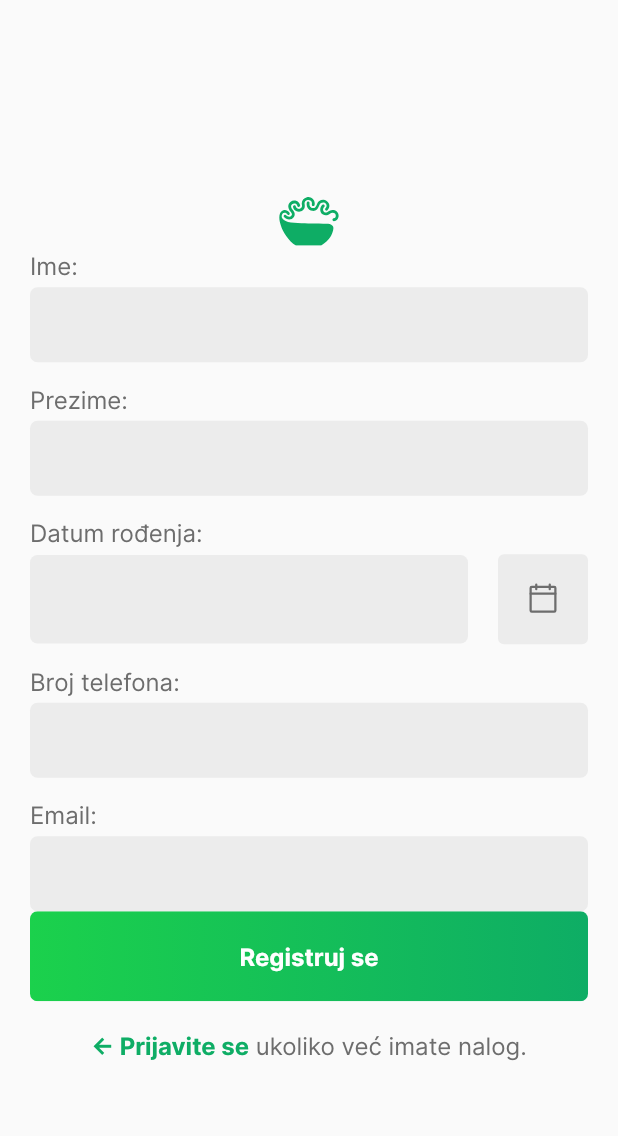
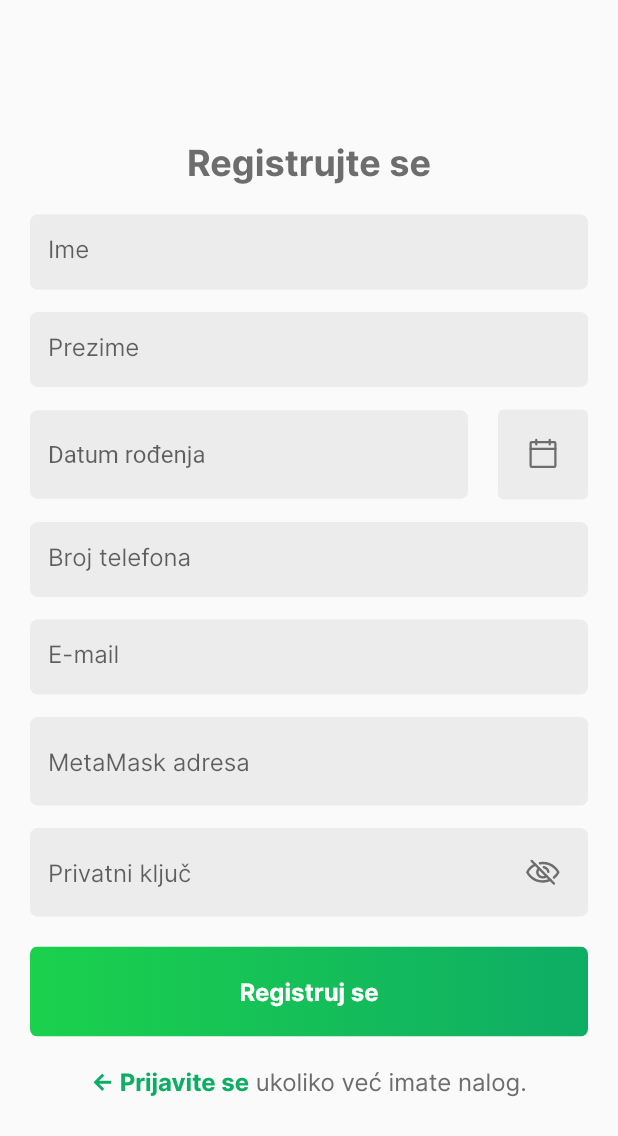
Before and after one commit to velfel-krunoslav/Catalyst, a Flutter app: the screen it shows after launch, after a tap on "Registracija", on a phone screen of 412 x 824 dp. Shown: the top 1136 px of the screen. Run offline on Flutter 3.47's test engine with Material 2 defaults, Android fonts, the phone set to English and light mode, and no system bars; our stand-ins replace carousel_slider, flutter_svg, progress_indicators, shared_preferences, sticky_headers; missing offline and left inert: fraction, web3dart; project files that could hold a hidden picture were left out.

Commit message:
#34 Added performPayment() function in internals.dart; Major Frontend Fixes

```diff
--- a/src/frontend_mobile/lib/config.dart
+++ b/src/frontend_mobile/lib/config.dart
@@ -19,7 +19,7 @@ const double PRODUCT_ENTRY_HEIGHT = 200;
 const double CATEGORY_HEIGHT = 126;
 const String CURRENCY = '€';
 
-
 /* GLOBALS: */
-const PRIVATE_KEY = "5a3fc3671f821e2ec723b3649453b7d706c4f272da6e401247c1319ba8da60ba";
-const HOST = "192.168.0.198:7545";
+const PRIVATE_KEY =
+    "cd33a998c64f5a8ce6eb40f6fc1483d065b6599eb6f10e60f51768cddb6c43be";
+const HOST = "192.168.1.8:7545";
--- a/src/frontend_mobile/lib/main.dart
+++ b/src/frontend_mobile/lib/main.dart
@@ -1,11 +1,76 @@
+import 'dart:async';
 import 'package:flutter/material.dart';
+import 'package:flutter_svg/flutter_svg.dart';
+import 'package:frontend_mobile/config.dart';
 import 'package:frontend_mobile/internals.dart';
+import 'package:frontend_mobile/models/productsModel.dart';
 import 'package:frontend_mobile/pages/consumer_home.dart';
 import 'package:frontend_mobile/pages/welcome.dart';
+import 'package:provider/provider.dart';
 
-import 'package:provider/provider.dart';
-import 'pages/product_entry_listing.dart';
+main() {
+  WidgetsFlutterBinding.ensureInitialized();
 
-void main() {
-  runApp(MaterialApp(home: Welcome()));
+  Prefs.instance.containsKey('privateKey').then((value) {
+    runApp(MaterialApp(
+      home: MyApp(value),
+    ));
+  });
 }
+
+class MyApp extends StatefulWidget {
+  final bool isLoggedIn;
+  MyApp(this.isLoggedIn);
+  @override
+  State<StatefulWidget> createState() {
+    return MyAppState(this.isLoggedIn);
+  }
+}
+
+class MyAppState extends State<MyApp> {
+  bool isLoggedIn = false;
+  MyAppState(this.isLoggedIn);
+
+  @override
+  Widget build(BuildContext context) {
+    return MaterialApp(home: isLoggedIn ? Skip() : Welcome());
+  }
+}
+
+class Skip extends StatefulWidget {
+  @override
+  _SkipState createState() => _SkipState();
+}
+
+class _SkipState extends State<Skip> {
+  @override
+  void initState() {
+    super.initState();
+    Timer.run(() {
+      Navigator.push(
+        context,
+        MaterialPageRoute(
+            builder: (context) => new ChangeNotifierProvider(
+                create: (context) => ProductsModel(),
+                child: ConsumerHomePage())),
+      );
+    });
+  }
+
+  @override
+  Widget build(BuildContext context) {
+    return Scaffold(
+      body: Center(
+        child: ShaderMask(
+          child: SvgPicture.asset('assets/icons/KotaricaLogomark.svg'),
+          shaderCallback: (Rect bounds) {
+            return LinearGradient(
+                colors: [Color(MINT), Color(TEAL)],
+                stops: [0.4, 0.6]).createShader(bounds);
+          },
+          blendMode: BlendMode.srcATop,
+        ),
+      ),
+    );
+  }
+}
--- a/src/frontend_mobile/lib/pages/blank_page.dart
+++ b/src/frontend_mobile/lib/pages/blank_page.dart
@@ -9,8 +9,6 @@ import 'package:carousel_slider/carousel_slider.dart';
 class Blank extends StatelessWidget {
   @override
   Widget build(BuildContext context) {
-    return SafeArea(
-      child:  Container()
-    );
+    return SafeArea(child: Container());
   }
 }
--- a/src/frontend_mobile/lib/pages/sign_up.dart
+++ b/src/frontend_mobile/lib/pages/sign_up.dart
@@ -22,18 +22,15 @@ class SignUp extends StatelessWidget {
                     width: MediaQuery.of(context).size.width - 40,
                     child: Column(children: <Widget>[
                       Padding(
-                        padding: EdgeInsets.fromLTRB(50.0, 50.0, 50.0, 0.0),
+                        padding: EdgeInsets.fromLTRB(50.0, 0.0, 50.0, 0.0),
                       ),
-                      SvgPicture.asset('assets/icons/KotaricaLogomark.svg',
-                          color: Color(TEAL), height: 40.0, width: 40.0),
-                      Row(children: <Widget>[
-                        Text('Ime:',
+                      Text('Registrujte se',
                           style: TextStyle(
                               fontFamily: 'Inter',
-                                color: Color(DARK_GREY),
-                                fontSize: 16)),
-                      ]),
-                      SizedBox(height: 5.0),
+                              fontSize: 24,
+                              fontWeight: FontWeight.w800,
+                              color: Color(DARK_GREY))),
+                      SizedBox(height: 20),
                       Container(
                         height: 50.0,
                         child: TextField(
@@ -42,22 +39,16 @@ class SignUp extends StatelessWidget {
                               fontFamily: 'Inter',
                               fontSize: 16),
                           decoration: InputDecoration(
+                            hintText: 'Ime',
                             filled: true,
                             fillColor: Color(LIGHT_GREY),
                             border: OutlineInputBorder(
                                 borderSide: BorderSide.none,
-                                  borderRadius: BorderRadius.circular(5.0))),
+                                borderRadius: BorderRadius.circular(5.0)),
+                          ),
                         ),
                       ),
                       SizedBox(height: 15.0),
-                      Row(children: <Widget>[
-                        Text('Prezime:',
-                            style: TextStyle(
-                                fontFamily: 'Inter',
-                                color: Color(DARK_GREY),
-                                fontSize: 16)),
-                      ]),
-                      SizedBox(height: 5.0),
                       Container(
                         height: 50.0,
                         child: TextField(
@@ -66,34 +57,18 @@ class SignUp extends StatelessWidget {
                               fontFamily: 'Inter',
                               fontSize: 16),
                           decoration: InputDecoration(
+                            hintText: 'Prezime',
                             filled: true,
                             fillColor: Color(LIGHT_GREY),
                             border: OutlineInputBorder(
                                 borderSide: BorderSide.none,
-                                  borderRadius: BorderRadius.circular(5.0))),
+                                borderRadius: BorderRadius.circular(5.0)),
+                          ),
                         ),
                       ),
                       SizedBox(height: 15.0),
-                      Row(
-                        children: [
-                          Text('Datum rođenja:',
-                              style: TextStyle(
-                                  fontFamily: 'Inter',
-                                  color: Color(DARK_GREY),
-                                  fontSize: 16)),
-                        ],
-                      ),
-                      SizedBox(height: 5.0),
                       DatePickerPopup(),
                       SizedBox(height: 15.0),
-                      Row(children: <Widget>[
-                        Text('Broj telefona:',
-                            style: TextStyle(
-                                fontFamily: 'Inter',
-                                color: Color(DARK_GREY),
-                                fontSize: 16)),
-                      ]),
-                      SizedBox(height: 5.0),
                       Container(
                         height: 50.0,
                         child: TextField(
@@ -102,22 +77,16 @@ class SignUp extends StatelessWidget {
                               fontFamily: 'Inter',
                               fontSize: 16),
                           decoration: InputDecoration(
+                            hintText: 'Broj telefona',
                             filled: true,
                             fillColor: Color(LIGHT_GREY),
                             border: OutlineInputBorder(
                                 borderSide: BorderSide.none,
-                                  borderRadius: BorderRadius.circular(5.0))),
+                                borderRadius: BorderRadius.circular(5.0)),
+                          ),
                         ),
                       ),
                       SizedBox(height: 15.0),
-                      Row(children: <Widget>[
-                        Text('Email:',
-                            style: TextStyle(
-                                fontFamily: 'Inter',
-                                color: Color(DARK_GREY),
-                                fontSize: 16)),
-                      ]),
-                      SizedBox(height: 5.0),
                       Container(
                         height: 50.0,
                         child: TextField(
@@ -126,23 +95,64 @@ class SignUp extends StatelessWidget {
                               fontFamily: 'Inter',
                               fontSize: 16),
                           decoration: InputDecoration(
+                            hintText: 'E-mail',
                             filled: true,
                             fillColor: Color(LIGHT_GREY),
                             border: OutlineInputBorder(
                                 borderSide: BorderSide.none,
-                                  borderRadius: BorderRadius.circular(5.0))),
+                                borderRadius: BorderRadius.circular(5.0)),
                           ),
                         ),
+                      ),
+                      SizedBox(height: 15.0),
+                      TextField(
+                          style: TextStyle(
+                              color: Color(DARK_GREY),
+                              fontFamily: 'Inter',
+                              fontSize: 16),
+                          decoration: InputDecoration(
+                              hintText: 'MetaMask adresa',
+                              filled: true,
+                              fillColor: Color(LIGHT_GREY),
+                              border: OutlineInputBorder(
+                                  borderSide: BorderSide.none,
+                                  borderRadius: BorderRadius.circular(5.0)))),
+                      SizedBox(height: 15.0),
+                      TextField(
+                        style: TextStyle(
+                            color: Color(DARK_GREY),
+                            fontFamily: 'Inter',
+                            fontSize: 16),
+                        decoration: InputDecoration(
+                          hintText: 'Privatni ključ',
+                          filled: true,
+                          fillColor: Color(LIGHT_GREY),
+                          border: OutlineInputBorder(
+                              borderSide: BorderSide.none,
+                              borderRadius: BorderRadius.circular(5.0)),
+                          suffixIcon: IconButton(
+                            padding: EdgeInsets.fromLTRB(0, 0, 12, 0),
+                            onPressed: () => {},
+                            icon: SvgPicture.asset(
+                              'assets/icons/EyeSlash.svg',
+                              color: Color(DARK_GREY),
+                              width: 24,
+                              height: 24,
+                            ),
+                          ),
+                        ),
+                      ),
+                      SizedBox(height: 20.0),
                       ButtonFill(
                         text: 'Registruj se',
                         onPressed: () {
                           Navigator.push(
                             context,
                             MaterialPageRoute(
-                                builder: (context) => new ChangeNotifierProvider(
+                                builder: (context) =>
+                                    new ChangeNotifierProvider(
                                         create: (context) => ProductsModel(),
-                                  child: ConsumerHomePage()
-                                )),
+                                        child: ConsumerHomePage())),
                           );
                         },
                       ),
@@ -170,9 +180,6 @@ class SignUp extends StatelessWidget {
                                   color: Color(DARK_GREY),
                                   fontSize: 16))
                         ],
-                      ),
-                      SizedBox(
-                        height: 40,
                       )
                     ])))));
   }
--- a/src/frontend_mobile/lib/pages/welcome.dart
+++ b/src/frontend_mobile/lib/pages/welcome.dart
@@ -6,6 +6,8 @@ import 'package:frontend_mobile/config.dart';
 import 'package:frontend_mobile/widgets.dart';
 import 'package:frontend_mobile/pages/login.dart';
 import 'package:frontend_mobile/pages/sign_up.dart';
+
+import 'package:frontend_mobile/internals.dart';
 
 class Welcome extends StatelessWidget {
   @override
--- a/src/frontend_mobile/lib/widgets.dart
+++ b/src/frontend_mobile/lib/widgets.dart
@@ -6,7 +6,6 @@ import 'package:flutter_svg/flutter_svg.dart';
 import 'package:frontend_mobile/config.dart';
 import 'package:frontend_mobile/internals.dart';
 import 'package:frontend_mobile/pages/product_reviews.dart';
-
 
 class ButtonFill extends TextButton {
   ButtonFill({VoidCallback onPressed, String text, String iconPath})
@@ -182,7 +181,7 @@ class _DatePickerState extends State<DatePickerPopup> {
         readOnly: true,
         decoration: InputDecoration(
           hintText: (_date == null)
-              ? ''
+              ? 'Datum rođenja'
               : _date.day.toString() +
                   '.' +
                   _date.month.toString() +
@@ -516,14 +515,12 @@ class SettingsOption extends StatelessWidget {
 }
 
 class ReviewWidget extends StatelessWidget {
-
   Review review;
 
   ReviewWidget({this.review});
 
   @override
   Widget build(BuildContext context) {
-
     return Column(
       children: [
         Row(
@@ -547,9 +544,7 @@ class ReviewWidget extends StatelessWidget {
             Column(
               crossAxisAlignment: CrossAxisAlignment.start,
               children: [
-                Padding(
-                    padding:
-                    EdgeInsets.only(left: 0, right: 16, top: 0)),
+                Padding(padding: EdgeInsets.only(left: 0, right: 16, top: 0)),
                 Text("Petar Nikolić",
                     style: TextStyle(
                         fontSize: 14,
@@ -560,12 +555,12 @@ class ReviewWidget extends StatelessWidget {
                   height: 5,
                 ),
                 Container(
-
                   child: Container(
-                    width: 200,
+                      width: 200,
                       child: Text(
-                        review.desc.length > 100 ? review.desc.substring(0, 100)+"...":
-                        review.desc,
+                        review.desc.length > 100
+                            ? review.desc.substring(0, 100) + "..."
+                            : review.desc,
                         style: TextStyle(
                           fontSize: 15,
                           fontFamily: 'Inter',
@@ -575,8 +570,8 @@ class ReviewWidget extends StatelessWidget {
               ],
             ),
             SizedBox(
-              //height: 100,
-            ),
+                //height: 100,
+                ),
             Spacer(),
             Column(
               children: [
@@ -585,18 +580,26 @@ class ReviewWidget extends StatelessWidget {
                   children: [
                     Wrap(
                       children: List.generate(review.rating, (index) {
-                        return SvgPicture.asset("assets/icons/StarFilled.svg",);
+                        return SvgPicture.asset(
+                          "assets/icons/StarFilled.svg",
+                        );
                       }),
                     ),
                     Wrap(
-                      children: List.generate(5 - review.rating.round(), (index) {
-                        return SvgPicture.asset("assets/icons/StarOutline.svg", color: Color(LIGHT_GREY));
+                      children:
+                          List.generate(5 - review.rating.round(), (index) {
+                        return SvgPicture.asset("assets/icons/StarOutline.svg",
+                            color: Color(LIGHT_GREY));
                       }),
                     ),
-                    SizedBox(width: 10,),
+                    SizedBox(
+                      width: 10,
+                    ),
                   ],
                 ),
-                SizedBox(height: 5,),
+                SizedBox(
+                  height: 5,
+                ),
                 Text("Pre 1 dan",
                     style: TextStyle(
                         fontSize: 14,
@@ -605,12 +608,11 @@ class ReviewWidget extends StatelessWidget {
                         color: Color(DARK_GREY))),
               ],
             ),
-
           ],
-
         ),
-
-         SizedBox(height: 20,)
+        SizedBox(
+          height: 20,
+        )
       ],
     );
   }
--- a/src/frontend_mobile/pubspec.yaml
+++ b/src/frontend_mobile/pubspec.yaml
@@ -15,6 +15,7 @@ dependencies:
   web_socket_channel: ^1.1.0
   http: ^0.12.1
   provider: ^4.1.3
+  shared_preferences: ^2.0.5
 
   flutter_svg: ^0.19.3
   cupertino_icons: ^1.0.2
```
Also changed, not shown: src/frontend_mobile/lib/internals.dart (+80 -0 lines), src/frontend_mobile/lib/pages/consumer_home.dart (+10 -6 lines), src/frontend_mobile/lib/pages/login.dart (+22 -18 lines), src/frontend_mobile/src/abis/Migrations.json (+78 -78 lines), src/frontend_mobile/src/abis/Users.json (+14 -14 lines), src/frontend_mobile/pubspec.lock, src/frontend_mobile/src/abis/Categories.json, src/frontend_mobile/src/abis/Products.json, src/frontend_mobile/src/abis/Reviews.json, 1 other file. Lines whose indentation alone changed are shown as unchanged.
